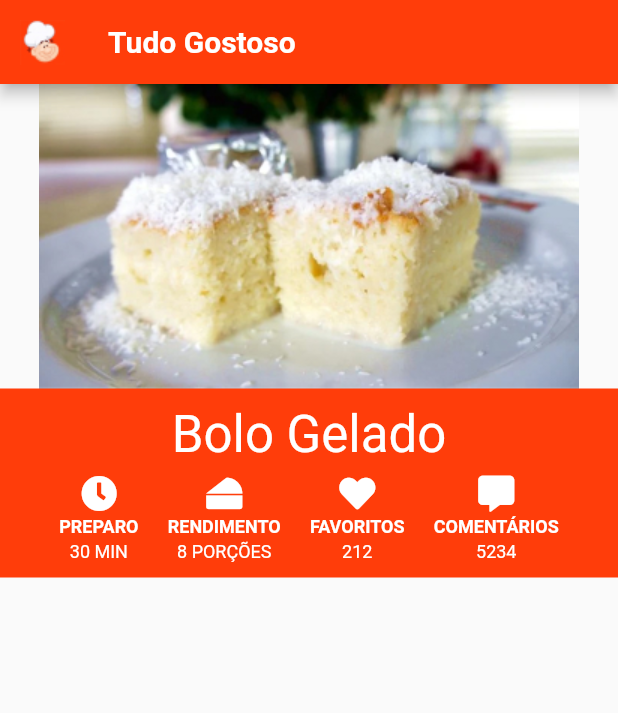
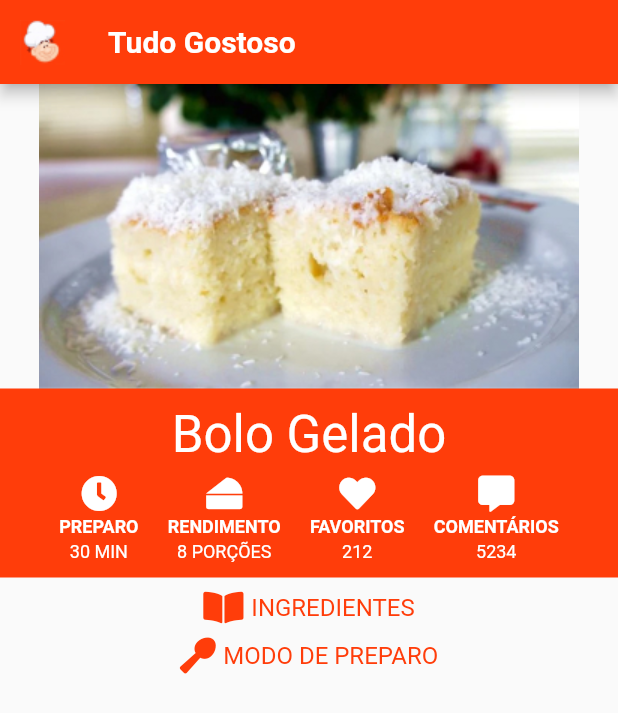
Before and after one commit to stevenarancic/tudo_gostoso, a Flutter app: the screen it shows after launch, on a phone screen of 412 x 824 dp. Shown: the top 713 px of the screen. Run offline on Flutter 3.47's test engine with Material 2 defaults, Android fonts, the phone set to English and light mode, and no system bars; our stand-ins replace font_awesome_flutter.

Commit message:
tudo_gostoso
criacao do componente my_title.

```diff
--- a/lib/screens/home/home.dart
+++ b/lib/screens/home/home.dart
@@ -1,6 +1,8 @@
 import 'package:flutter/material.dart';
+import 'package:font_awesome_flutter/font_awesome_flutter.dart';
 import 'package:tudo_gostoso/models/recipe.dart';
 import 'package:tudo_gostoso/screens/home/widgets/details.dart';
+import 'package:tudo_gostoso/screens/home/widgets/my_title.dart';
 import 'package:tudo_gostoso/style.dart';
 
 class Home extends StatelessWidget {
@@ -11,10 +13,32 @@ class Home extends StatelessWidget {
     numberOfFavorites: 212,
     numberOfComments: 5234,
     yield: 8,
-    ingredientsPaste: [],
-    ingredientsTopping: [],
-    preparationModePaste: [],
-    preparationModeTopping: [],
+    ingredientsPaste: [
+      "4 ovos",
+      "2 xícaras (chá) de açúcar",
+      "3 xícaras (chá) de farinha de trigo",
+      "1 copo (americano) de suco de laranja",
+      "1 colher (sopa) de fermento em pó",
+    ],
+    ingredientsTopping: [
+      "1 garrafa pequena de leite de coco",
+      "1 garrafa de leite (utilize a mesma garrafa do leite de coco como medida)",
+      "1 lata de leite condensado",
+      "1 pacote de coco ralado sem açúcar",
+    ],
+    preparationModePaste: [
+      "Em uma batedeira, bata as claras em neve acrescentando o açúcar aos poucos e bata por 3 minutos.",
+      "Adicione as gemas, o trigo, o suco e continue batendo até formar uma massa homogênea.",
+      "Por último, adicione o fermento e bata por mais 40 segundos na menor velocidade da batedeira.",
+      "Despeje a massa em uma forma média e untada.",
+    ],
+    preparationModeTopping: [
+      "Asse em forno preaquecido em temperatura média de 180 °C por 40 minutos ou até dourar.",
+      "Em uma tigela, misture o leite de coco, o leite, o leite condensado e reserve.",
+      "Após 40 minutos, retire o bolo do forno e fure toda a sua superfície com um garfo para facilitar a penetração da cobertura.",
+      "Com o bolo ainda quente, despeje a cobertura sobre ele e salpique por cima o coco ralado.",
+      "Leve a geladeira por 3 horas, depois corte o bolo em quadrados do tamanho que preferir e embrulhe com papel alumínio.",
+    ],
   );
 
   @override
@@ -31,8 +55,16 @@ class Home extends StatelessWidget {
       body: SingleChildScrollView(
         child: Column(
           children: [
-            Image.asset("assets/images/bolo.jpg"),
+            Image.asset(recipe.photo),
             Details(recipe),
+            MyTitle(
+              icon: FontAwesomeIcons.bookOpen,
+              title: "ingredientes",
+            ),
+            MyTitle(
+              icon: FontAwesomeIcons.utensilSpoon,
+              title: "modo de preparo",
+            ),
           ],
         ),
       ),
--- /dev/null
+++ b/lib/screens/home/widgets/my_title.dart
@@ -0,0 +1,40 @@
+import 'package:flutter/material.dart';
+import 'package:font_awesome_flutter/font_awesome_flutter.dart';
+
+import 'package:tudo_gostoso/style.dart';
+
+class MyTitle extends StatelessWidget {
+  final IconData icon;
+  final String title;
+
+  const MyTitle({
+    required this.icon,
+    required this.title,
+  });
+
+  @override
+  Widget build(BuildContext context) {
+    return Padding(
+      padding: const EdgeInsets.only(top: 8),
+      child: Row(
+        mainAxisAlignment: MainAxisAlignment.center,
+        children: [
+          FaIcon(
+            this.icon,
+            color: orangeTheme,
+          ),
+          SizedBox(
+            width: 5,
+          ),
+          Text(
+            this.title.toUpperCase(),
+            style: TextStyle(
+              color: orangeTheme,
+              fontSize: 16,
+            ),
+          ),
+        ],
+      ),
+    );
+  }
+}
```
